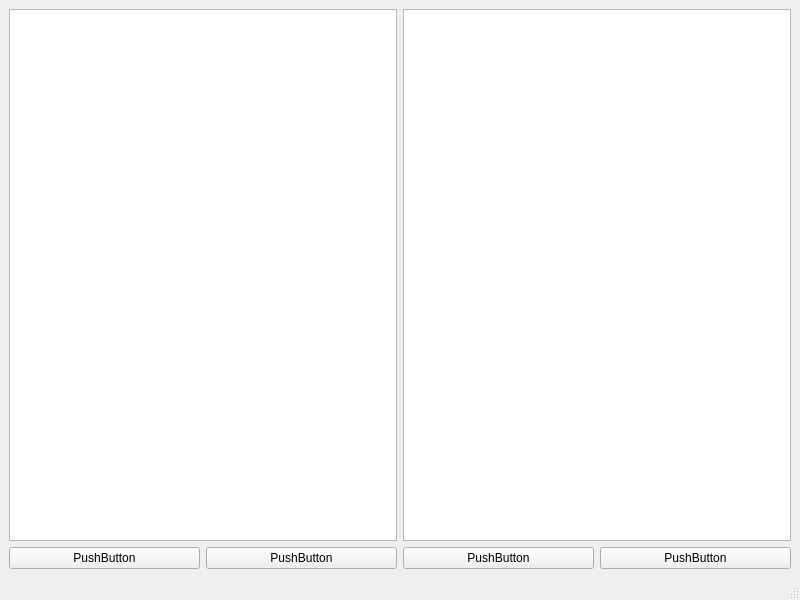
Before: the Qt Designer form semester_3/Lab_2/Lab_2/mainwindow.ui in DShcherbak/university-labs, drawn with Qt 5.
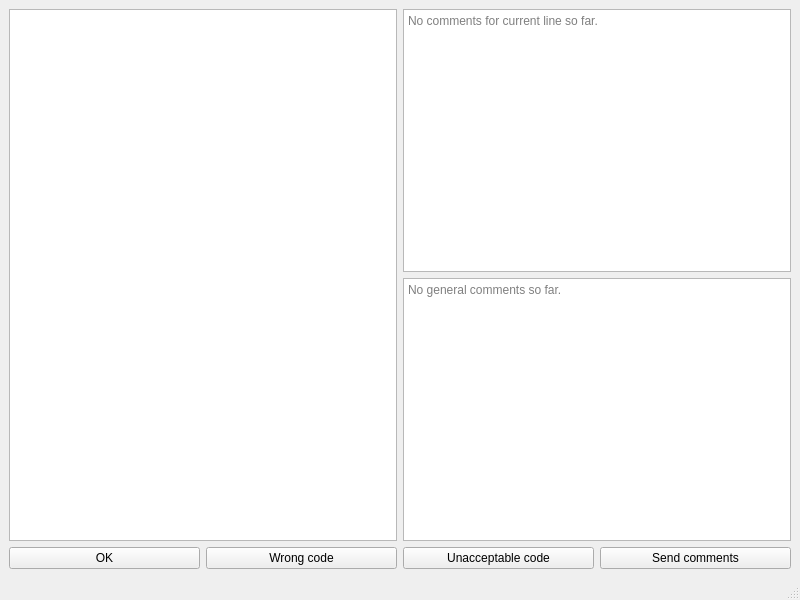
After: the same form once the commit is applied.

Commit message: Now can posisitively open files and choose which line to comment

```diff
--- a/semester_3/Lab_2/Lab_2/mainwindow.ui
+++ b/semester_3/Lab_2/Lab_2/mainwindow.ui
@@ -21,7 +21,22 @@
        <widget class="QListWidget" name="submitedCode"/>
       </item>
       <item>
-       <widget class="QTextBrowser" name="Remarks"/>
+       <layout class="QVBoxLayout" name="verticalLayout_2">
+        <item>
+         <widget class="QTextBrowser" name="currentLineComment">
+          <property name="placeholderText">
+           <string>No comments for current line so far.</string>
+          </property>
+         </widget>
+        </item>
+        <item>
+         <widget class="QTextBrowser" name="generalComment">
+          <property name="placeholderText">
+           <string>No general comments so far.</string>
+          </property>
+         </widget>
+        </item>
+       </layout>
       </item>
      </layout>
     </item>
@@ -30,28 +45,28 @@
       <item>
        <widget class="QPushButton" name="OkButton">
         <property name="text">
-         <string>PushButton</string>
+         <string>OK</string>
         </property>
        </widget>
       </item>
       <item>
        <widget class="QPushButton" name="WrongCodeButton">
         <property name="text">
-         <string>PushButton</string>
+         <string>Wrong code</string>
         </property>
        </widget>
       </item>
       <item>
        <widget class="QPushButton" name="UnaceptableBehaviourButton">
         <property name="text">
-         <string>PushButton</string>
+         <string>Unacceptable code</string>
         </property>
        </widget>
       </item>
       <item>
        <widget class="QPushButton" name="SendMessageButton">
         <property name="text">
-         <string>PushButton</string>
+         <string>Send comments</string>
         </property>
        </widget>
       </item>
```
The commit also changes 8 other files.
